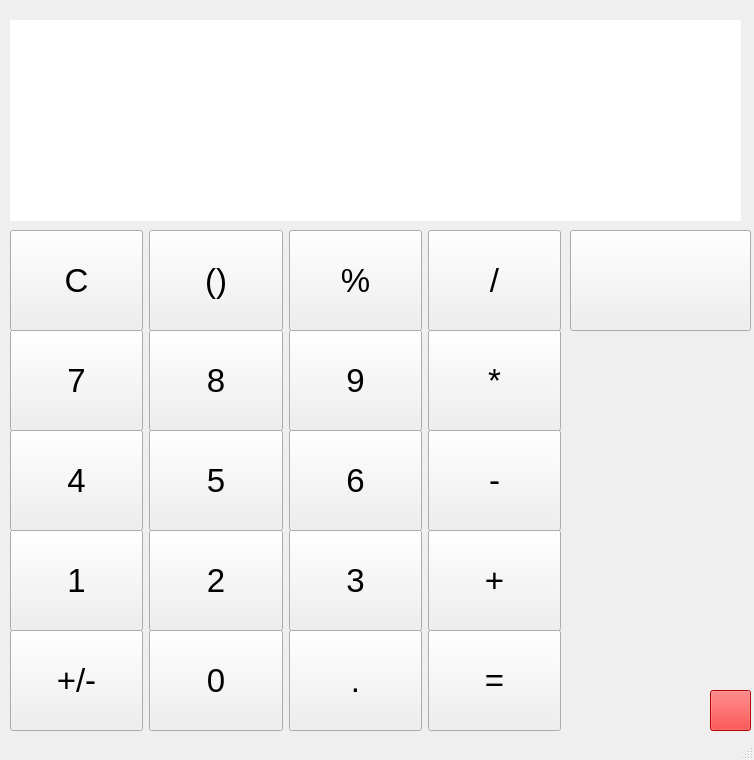
Above: mainwindow.ui from Twoguini/QtCreator_Calculator before the change. Below: the same form after it.
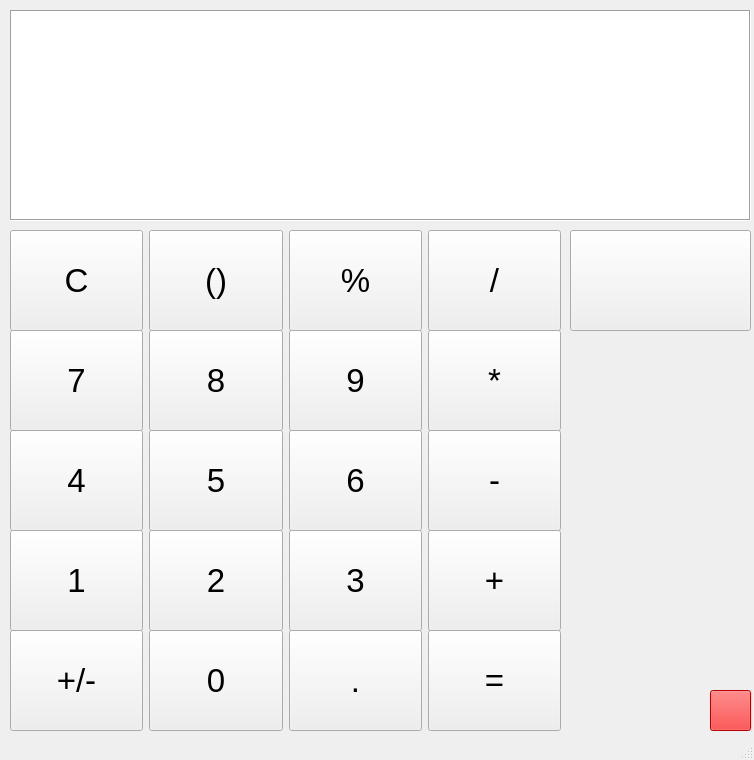
That is the form after the change. Icons and pictures are not drawn.

```diff
--- a/mainwindow.ui
+++ b/mainwindow.ui
@@ -526,37 +526,6 @@
      </item>
     </layout>
    </widget>
-   <widget class="QLabel" name="Display">
-    <property name="geometry">
-     <rect>
-      <x>10</x>
-      <y>20</y>
-      <width>731</width>
-      <height>201</height>
-     </rect>
-    </property>
-    <property name="font">
-     <font>
-      <pointsize>40</pointsize>
-      <bold>true</bold>
-     </font>
-    </property>
-    <property name="layoutDirection">
-     <enum>Qt::RightToLeft</enum>
-    </property>
-    <property name="styleSheet">
-     <string notr="true">QLabel{
-	background-color: white;
-	border: solid 1px white;
-}</string>
-    </property>
-    <property name="text">
-     <string/>
-    </property>
-    <property name="alignment">
-     <set>Qt::AlignRight|Qt::AlignTrailing|Qt::AlignVCenter</set>
-    </property>
-   </widget>
    <widget class="QPushButton" name="Delete">
     <property name="geometry">
      <rect>
@@ -606,6 +575,44 @@
      </size>
     </property>
    </widget>
+   <widget class="QTextBrowser" name="Display">
+    <property name="geometry">
+     <rect>
+      <x>10</x>
+      <y>10</y>
+      <width>741</width>
+      <height>211</height>
+     </rect>
+    </property>
+    <property name="font">
+     <font>
+      <pointsize>65</pointsize>
+      <bold>true</bold>
+     </font>
+    </property>
+    <property name="layoutDirection">
+     <enum>Qt::RightToLeft</enum>
+    </property>
+    <property name="frameShape">
+     <enum>QFrame::Box</enum>
+    </property>
+    <property name="lineWrapMode">
+     <enum>QTextEdit::NoWrap</enum>
+    </property>
+    <property name="html">
+     <string>&lt;!DOCTYPE HTML PUBLIC &quot;-//W3C//DTD HTML 4.0//EN&quot; &quot;http://www.w3.org/TR/REC-html40/strict.dtd&quot;&gt;
+&lt;html&gt;&lt;head&gt;&lt;meta name=&quot;qrichtext&quot; content=&quot;1&quot; /&gt;&lt;meta charset=&quot;utf-8&quot; /&gt;&lt;style type=&quot;text/css&quot;&gt;
+p, li { white-space: pre-wrap; }
+hr { height: 1px; border-width: 0; }
+li.unchecked::marker { content: &quot;\2610&quot;; }
+li.checked::marker { content: &quot;\2612&quot;; }
+&lt;/style&gt;&lt;/head&gt;&lt;body style=&quot; font-family:'Segoe UI'; font-size:65pt; font-weight:700; font-style:normal;&quot;&gt;
+&lt;p align=&quot;right&quot; style=&quot;-qt-paragraph-type:empty; margin-top:0px; margin-bottom:0px; margin-left:0px; margin-right:0px; -qt-block-indent:0; text-indent:0px; font-size:9pt; font-weight:400;&quot;&gt;&lt;br /&gt;&lt;/p&gt;&lt;/body&gt;&lt;/html&gt;</string>
+    </property>
+    <property name="placeholderText">
+     <string/>
+    </property>
+   </widget>
   </widget>
   <widget class="QStatusBar" name="statusbar"/>
  </widget>
```
